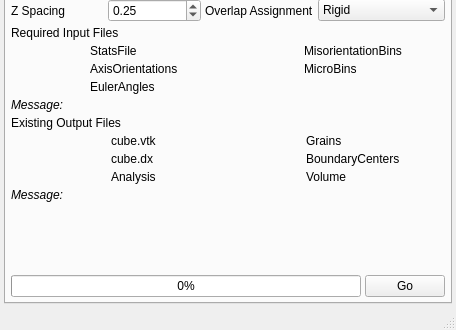
BlueQuartzSoftware/DREAM3D, file Source/AIM/GUI/UI_Files/RepresentationUI.ui: the form before one commit; both pictures show x 0 to 456 and y 196 to 526 of the 456 by 526 pixel window.
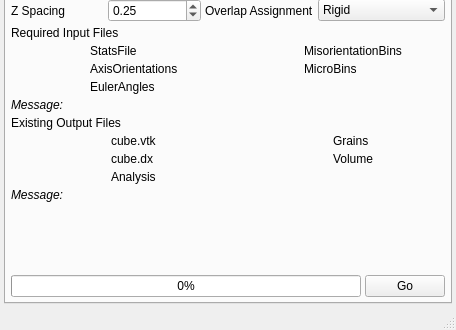
The form after the commit. The open tabs and pages were chosen to show the change. Icons and pictures are not drawn.

Commit message: Removing 'BoundaryCenters.txt' from the GUI and supporting code.

Patch:
```diff
--- a/Source/AIM/GUI/UI_Files/RepresentationUI.ui
+++ b/Source/AIM/GUI/UI_Files/RepresentationUI.ui
@@ -1163,23 +1163,6 @@
              </widget>
             </item>
             <item row="1" column="0">
-             <widget class="QLabel" name="gg_BoundaryCentersFileIcon">
-              <property name="text">
-               <string/>
-              </property>
-              <property name="pixmap">
-               <pixmap resource="../../../../Resources/icons/images/Icons.qrc">:/Delete-16x16.png</pixmap>
-              </property>
-             </widget>
-            </item>
-            <item row="1" column="1">
-             <widget class="QLabel" name="gg_BoundaryCentersFile">
-              <property name="text">
-               <string>BoundaryCenters</string>
-              </property>
-             </widget>
-            </item>
-            <item row="2" column="0">
              <widget class="QLabel" name="gg_VolumeFileIcon">
               <property name="text">
                <string/>
@@ -1189,7 +1172,7 @@
               </property>
              </widget>
             </item>
-            <item row="2" column="1">
+            <item row="1" column="1">
              <widget class="QLabel" name="gg_VolumeFile">
               <property name="text">
                <string>Volume</string>
```
Left out of the diff: 49 changed lines with no effect on the pictures. The commit also changes 3 other files.
